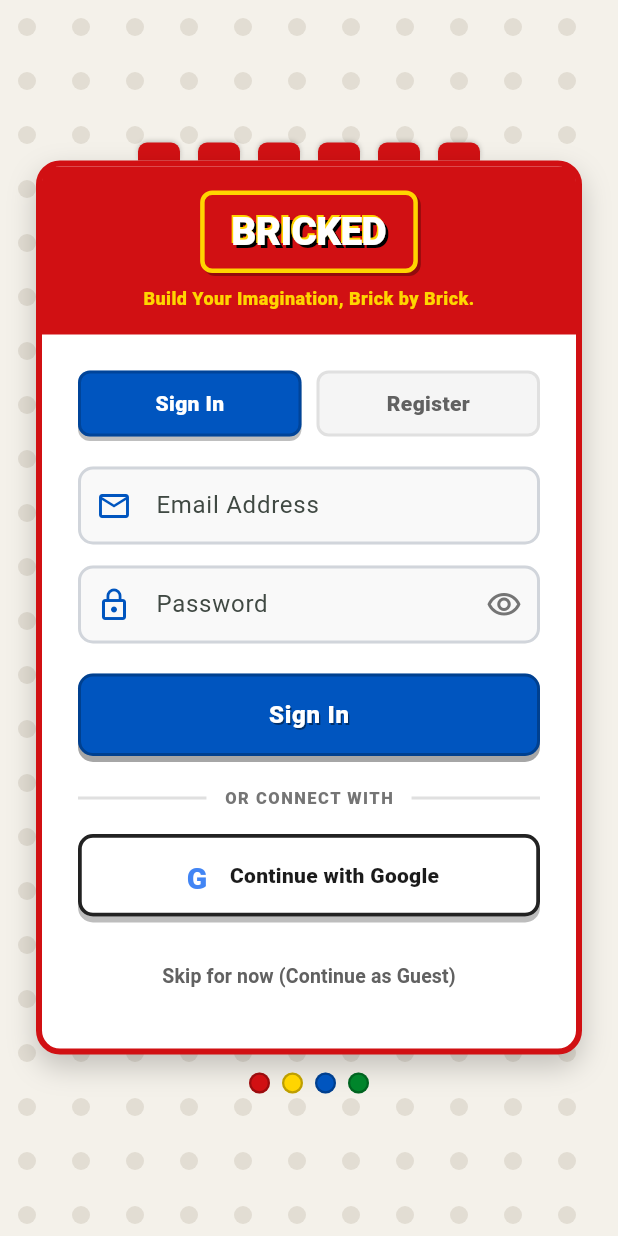
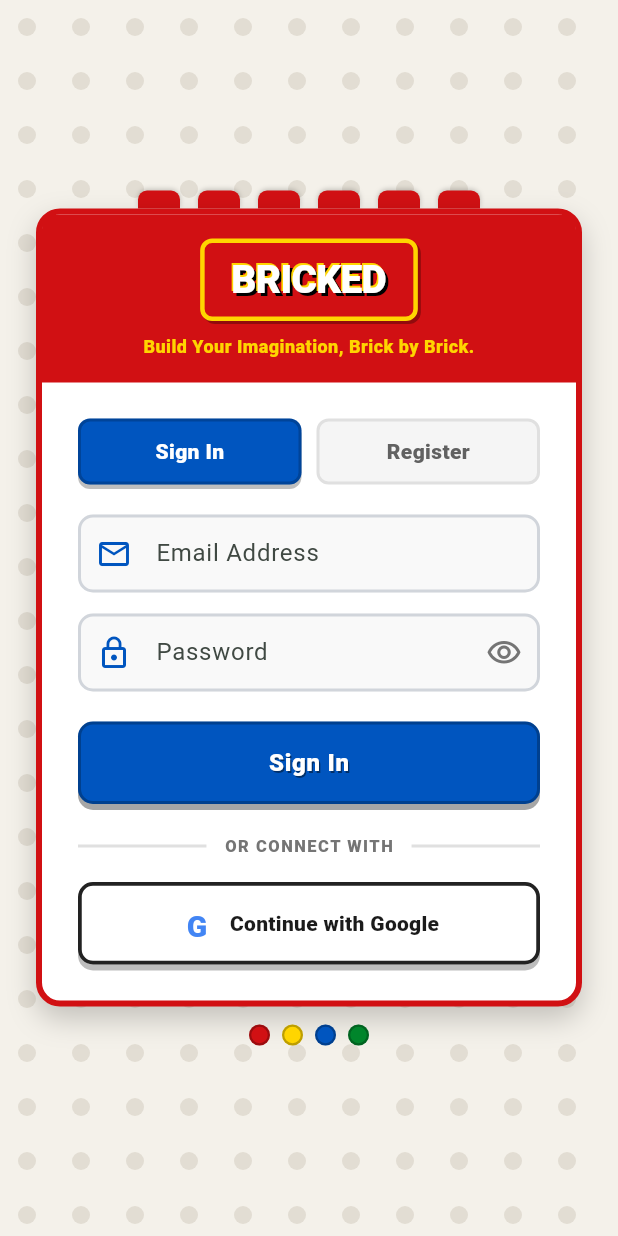
Before and after one commit to JanKennethGerona/Gerona-CS-Elective-2, a Flutter app: the screen it shows after launch, on a phone screen of 412 x 824 dp. Run offline on Flutter 3.47's test engine with Material 3 defaults, Android fonts, the phone set to English and light mode, and no system bars; our stand-ins replace supabase_flutter; accounts and stored records are empty.

Commit message:
Remove guest bypass option to enforce authenticated access only

```diff
--- a/lib/screens/auth_gate.dart
+++ b/lib/screens/auth_gate.dart
@@ -11,7 +11,8 @@ class AuthGate extends StatelessWidget {
   Widget build(BuildContext context) {
     final authProvider = context.watch<AuthProvider>();
 
-    if (authProvider.isAuthenticated || authProvider.isGuestMode) {
+    // Access strictly restricted to authenticated users only
+    if (authProvider.isAuthenticated) {
       return const ShopScreen();
     }
 
--- a/lib/screens/auth_screen.dart
+++ b/lib/screens/auth_screen.dart
@@ -399,20 +399,6 @@ class _AuthScreenState extends State<AuthScreen> {
                                         ),
                                       ),
                                     ),
-                                    const SizedBox(height: 16),
-
-                                    // Continue as Guest Option
-                                    TextButton(
-                                      onPressed: () => authProvider.continueAsGuest(),
-                                      child: Text(
-                                        'Skip for now (Continue as Guest)',
-                                        style: TextStyle(
-                                          fontSize: 13,
-                                          fontWeight: FontWeight.bold,
-                                          color: Colors.grey.shade700,
-                                        ),
-                                      ),
-                                    ),
                                   ],
                                 ),
                               ),
```
Also changed, not shown: lib/screens/shop_screen.dart (+0 -10 lines), 2 other files.
